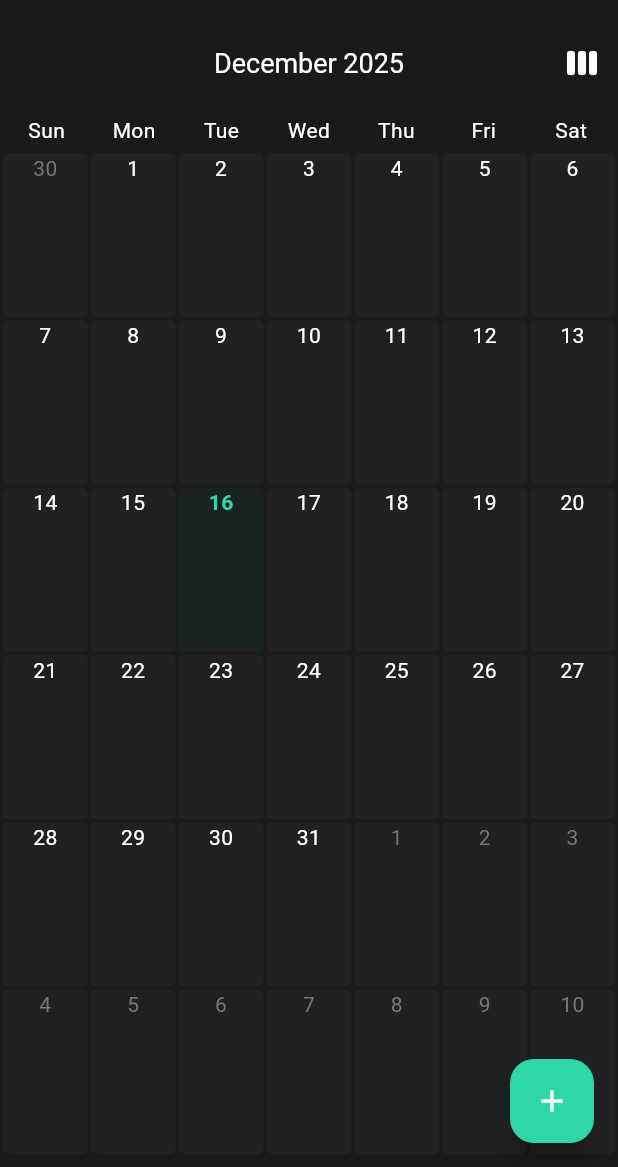
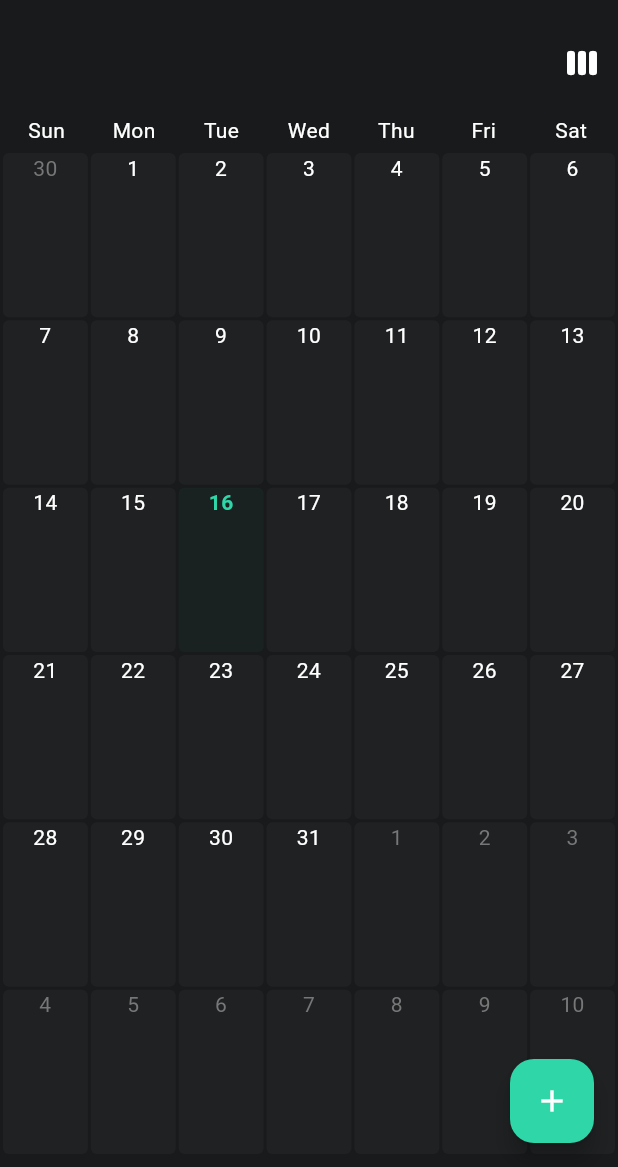
Before and after one commit to trieu-dev/watch-my-cash-flow, a Flutter app: the screen it shows after launch, on a phone screen of 412 x 824 dp, the part 69-1236 px from its top. Run offline on Flutter 3.47's test engine with Material 3 defaults, Android fonts, the phone set to English and light mode, and no system bars; our stand-ins replace flutter_dotenv, get, shared_preferences, supabase_flutter; missing offline and left inert: country_flags; accounts and stored records are empty.

Commit message:
Get rid of month

```diff
--- a/watch_my_cash_flow/lib/calendar/calendar_page.dart
+++ b/watch_my_cash_flow/lib/calendar/calendar_page.dart
@@ -1,6 +1,5 @@
 import 'package:flutter/material.dart';
 import 'package:get/get.dart';
-import 'package:intl/intl.dart';
 import 'package:watch_my_cash_flow/calendar/calendar_controller.dart';
 import 'package:watch_my_cash_flow/calendar/month_view.dart';
 import 'package:watch_my_cash_flow/calendar/week_view.dart';
@@ -12,9 +11,6 @@ class CalendarPage extends GetView<CalendarController> {
   Widget build(BuildContext context) {
     return Scaffold(
       appBar: AppBar(
-        title: Obx(() => Text(
-              DateFormat.yMMMM().format(controller.currentDate),
-            )),
         actions: [
           Obx(() {
             final isMonth = controller.viewMode.value == CalendarViewMode.month;
```
